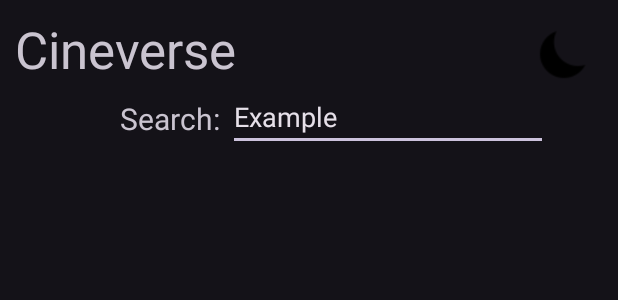
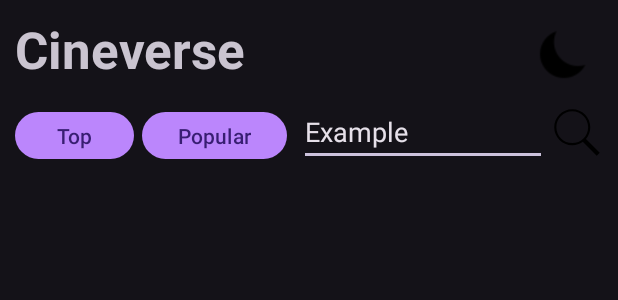
Before and after one commit to ShambhaviGoyal/cineverse, an Android app: the layout activity_main.xml on its own in the app's theme, with its tools: preview values and no code run, on a phone screen of 412 x 824 dp. Shown: the top 300 px of the screen. Run offline under Robolectric (Android 15) with nearby library versions, the phone set to English and light mode, and no system bars; network calls fail.

Commit message:
Update UI for Top Rated and Popular Buttons

```diff
--- /dev/null
+++ b/app/src/main/res/drawable/search_icon.xml
@@ -0,0 +1,9 @@
+<vector xmlns:android="http://schemas.android.com/apk/res/android"
+    android:width="50dp"
+    android:height="50dp"
+    android:viewportWidth="50"
+    android:viewportHeight="50">
+  <path
+      android:fillColor="#FF000000"
+      android:pathData="M21,3C11.621,3 4,10.621 4,20C4,29.379 11.621,37 21,37C24.711,37 28.141,35.805 30.938,33.781L44.094,46.906L46.906,44.094L33.906,31.063C36.461,28.086 38,24.223 38,20C38,10.621 30.379,3 21,3ZM21,5C29.297,5 36,11.703 36,20C36,28.297 29.297,35 21,35C12.703,35 6,28.297 6,20C6,11.703 12.703,5 21,5Z"/>
+</vector>
--- a/app/src/main/res/layout/activity_main.xml
+++ b/app/src/main/res/layout/activity_main.xml
@@ -16,41 +16,35 @@
         android:layout_marginTop="10dp"
         android:text="@string/app_name"
         android:textSize="34sp"
+        android:textStyle="bold"
+        app:layout_constraintEnd_toStartOf="@+id/themeToggle"
+        app:layout_constraintHorizontal_bias="0.0"
         app:layout_constraintStart_toStartOf="parent"
-        app:layout_constraintTop_toTopOf="parent"
-        app:layout_constraintEnd_toStartOf="@+id/themeToggle"
-    app:layout_constraintHorizontal_bias="0.0" />
+        app:layout_constraintTop_toTopOf="parent" />
 
     <EditText
         android:id="@+id/search_bar"
-        android:layout_width="wrap_content"
-        android:layout_height="wrap_content"
+        android:layout_width="165dp"
+        android:layout_height="40dp"
+        android:layout_marginStart="3dp"
+        android:layout_marginTop="15dp"
+        android:layout_marginEnd="2dp"
         android:ems="10"
         android:inputType="text"
         android:text="@string/example"
-        app:layout_constraintEnd_toEndOf="parent"
-        app:layout_constraintHorizontal_bias="0.1"
-        app:layout_constraintStart_toEndOf="@+id/search"
-        app:layout_constraintTop_toBottomOf="@+id/heading" />
-
-    <TextView
-        android:id="@+id/search"
-        android:layout_width="wrap_content"
-        android:layout_height="wrap_content"
-        android:layout_marginStart="80dp"
-        android:layout_marginTop="10dp"
-        android:text="@string/search"
-        android:textSize="20sp"
-        app:layout_constraintStart_toStartOf="parent"
+        app:layout_constraintEnd_toStartOf="@+id/seach_icon"
+        app:layout_constraintHorizontal_bias="1.0"
+        app:layout_constraintStart_toEndOf="@+id/popular"
         app:layout_constraintTop_toBottomOf="@+id/heading" />
 
     <androidx.recyclerview.widget.RecyclerView
         android:id="@+id/movieList"
-        android:layout_width="409dp"
-        android:layout_height="629dp"
+        android:layout_width="417dp"
+        android:layout_height="611dp"
         android:layout_marginStart="10dp"
-        android:layout_marginTop="10dp"
+        android:layout_marginTop="15dp"
         android:layout_marginEnd="10dp"
+        android:layout_marginBottom="10dp"
         app:layout_constraintBottom_toBottomOf="parent"
         app:layout_constraintEnd_toEndOf="parent"
         app:layout_constraintStart_toStartOf="parent"
@@ -68,5 +62,34 @@
         app:layout_constraintTop_toTopOf="parent"
     app:layout_constraintEnd_toEndOf="parent" />
 
+    <ImageView
+        android:id="@+id/seach_icon"
+        android:layout_width="35dp"
+        android:layout_height="35dp"
+        android:layout_marginTop="15dp"
+        android:layout_marginEnd="10dp"
+        app:layout_constraintEnd_toEndOf="parent"
+        app:layout_constraintTop_toBottomOf="@+id/heading"
+        app:srcCompat="@drawable/search_icon" />
+
+    <Button
+        android:id="@+id/topRated"
+        android:layout_width="79dp"
+        android:layout_height="39dp"
+        android:layout_marginStart="10dp"
+        android:layout_marginTop="15dp"
+        android:text="@string/top_rated"
+        app:layout_constraintStart_toStartOf="parent"
+        app:layout_constraintTop_toBottomOf="@+id/heading" />
+
+    <Button
+        android:id="@+id/popular"
+        android:layout_width="wrap_content"
+        android:layout_height="39dp"
+        android:layout_marginStart="5dp"
+        android:layout_marginTop="15dp"
+        android:text="@string/popular"
+        app:layout_constraintStart_toEndOf="@+id/topRated"
+        app:layout_constraintTop_toBottomOf="@+id/heading" />
 
 </androidx.constraintlayout.widget.ConstraintLayout>
--- a/app/src/main/res/values/strings.xml
+++ b/app/src/main/res/values/strings.xml
@@ -4,4 +4,6 @@
     <string name="search">Search: </string>
     <string name="example">Example</string>
     <string name="movie_title">Movie Title</string>
+    <string name="top_rated">Top</string>
+    <string name="popular">Popular</string>
 </resources>
```
Also changed, not shown: 1 other file.
